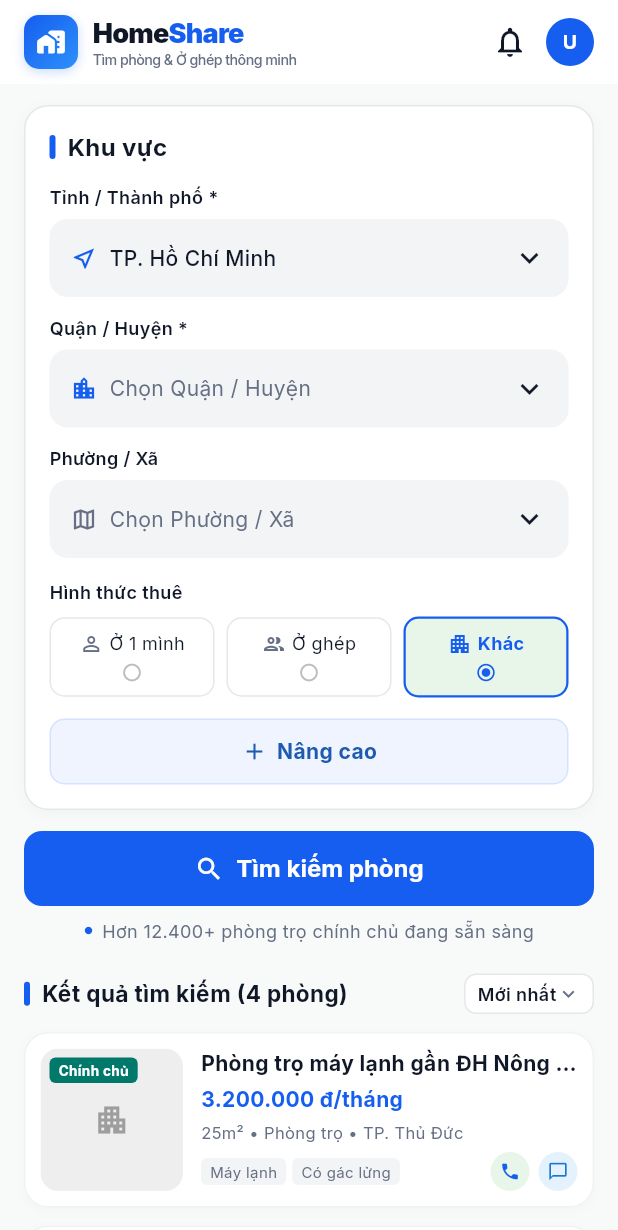
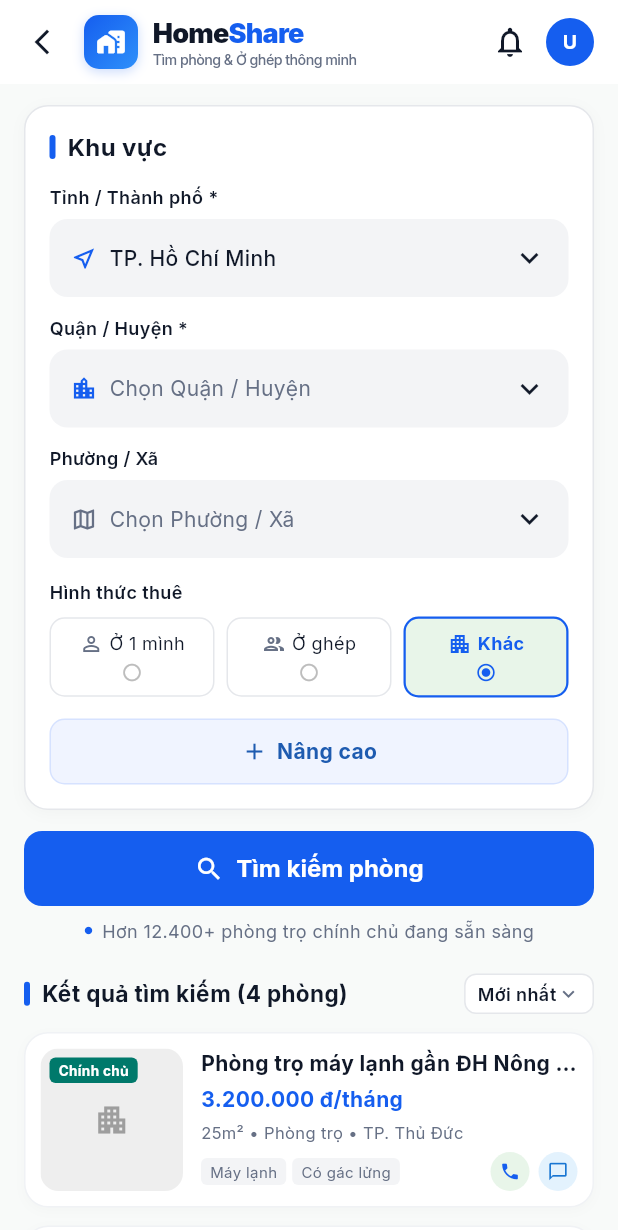
Before and after one commit to Anh-Anh2018/HomeShare, a Flutter app: the screen it shows once a user with an empty profile is signed in, after a tap on "Tìm phòng, căn hộ, bạn ở ghép...", on a phone screen of 412 x 824 dp. Shown: the top 1230 px of the screen. Run offline on Flutter 3.47's test engine with Material 3 defaults, Android fonts, the phone set to English and light mode, and no system bars; our stand-ins replace cached_network_image, cloud_firestore, firebase_auth, firebase_core, firebase_storage, flutter_riverpod and 4 more; missing offline and left inert: mobile_scanner; accounts and stored records are empty; network calls fail.

Commit message:
fix(search): hoan thien bo loc nang cao tu trang chu va dong bo 3 trang thai figma

```diff
--- a/lib/features/renter/screens/renter_dashboard_screen.dart
+++ b/lib/features/renter/screens/renter_dashboard_screen.dart
@@ -186,7 +186,7 @@ class _RenterDashboardScreenState extends ConsumerState<RenterDashboardScreen> {
                       Navigator.push(
                         context,
                         MaterialPageRoute(
-                          builder: (_) => const SearchFilterScreen(),
+                          builder: (_) => const SearchFilterScreen(initialAdvanced: true),
                         ),
                       );
                     },
--- a/lib/features/renter/screens/search_filter_screen.dart
+++ b/lib/features/renter/screens/search_filter_screen.dart
@@ -12,8 +12,13 @@ import '../../auth/providers/user_provider.dart';
 
 class SearchFilterScreen extends ConsumerStatefulWidget {
   final String initialCategory;
-
-  const SearchFilterScreen({super.key, this.initialCategory = 'Tất cả'});
+  final bool initialAdvanced;
+
+  const SearchFilterScreen({
+    super.key,
+    this.initialCategory = 'Tất cả',
+    this.initialAdvanced = false,
+  });
 
   @override
   ConsumerState<SearchFilterScreen> createState() => _SearchFilterScreenState();
@@ -153,9 +158,14 @@ class _SearchFilterScreenState extends ConsumerState<SearchFilterScreen> {
   @override
   void initState() {
     super.initState();
-    if (widget.initialCategory != 'Tất cả' && widget.initialCategory.isNotEmpty) {
+    _isAdvancedExpanded = widget.initialAdvanced;
+    if (widget.initialCategory.isNotEmpty && widget.initialCategory != 'Tất cả') {
       if (widget.initialCategory == 'Tìm ở ghép') {
         _rentalType = 'shared';
+      } else if (widget.initialCategory == 'Phòng trọ') {
+        _rentalType = 'single';
+      } else if (widget.initialCategory == 'Gần trường ĐH') {
+        _selectedAmenities.add('Gần trường ĐH / Bến xe');
       } else {
         _rentalType = 'single';
       }
@@ -275,16 +285,16 @@ class _SearchFilterScreenState extends ConsumerState<SearchFilterScreen> {
         ? _selectedWard
         : (_selectedDistrict != 'Tất cả' ? _selectedDistrict : 'Tất cả');
 
-    // Filter Params for Stream (Chỉ áp dụng bộ lọc nâng cao khi người dùng mở rộng)
+    // Filter Params for Stream: Áp dụng các tiêu chí lọc đã chọn
     final filterParams = RoomFilterParams(
       city: _selectedCity,
       district: filterDistrict,
       rentalType: _rentalType,
-      minPrice: _isAdvancedExpanded && _priceRange.start > 0 ? _priceRange.start : null,
-      maxPrice: _isAdvancedExpanded && _priceRange.end < 20000000 ? _priceRange.end : null,
-      minArea: _isAdvancedExpanded && _areaRange.start > 10 ? _areaRange.start : null,
-      maxArea: _isAdvancedExpanded && _areaRange.end < 200 ? _areaRange.end : null,
-      amenities: _isAdvancedExpanded ? _selectedAmenities.toList() : const [],
+      minPrice: _priceRange.start > 0 ? _priceRange.start : null,
+      maxPrice: _priceRange.end < 20000000 ? _priceRange.end : null,
+      minArea: _areaRange.start > 10 ? _areaRange.start : null,
+      maxArea: _areaRange.end < 200 ? _areaRange.end : null,
+      amenities: _selectedAmenities.isNotEmpty ? _selectedAmenities.toList() : const [],
       sortBy: _selectedSort,
     );
 
@@ -297,6 +307,14 @@ class _SearchFilterScreenState extends ConsumerState<SearchFilterScreen> {
         backgroundColor: Colors.white,
         elevation: 0,
         centerTitle: false,
+        leading: Navigator.canPop(context)
+            ? IconButton(
+                icon: const Icon(Icons.arrow_back_ios_new, size: 20, color: AppColors.textDark),
+                onPressed: () => Navigator.pop(context),
+                tooltip: 'Quay lại',
+              )
+            : null,
+        titleSpacing: Navigator.canPop(context) ? 0 : null,
         title: Row(
           children: [
             Container(
@@ -624,28 +642,35 @@ class _SearchFilterScreenState extends ConsumerState<SearchFilterScreen> {
           ),
           const SizedBox(height: 14),
 
-          // Nút + Nâng cao / + Thêm bộ lọc
-          if (!_isAdvancedExpanded)
+          // Nút + Nâng cao / + Thêm bộ lọc / Thu gọn bộ lọc nâng cao
           InkWell(
-              onTap: () => setState(() => _isAdvancedExpanded = true),
+            onTap: () => setState(() => _isAdvancedExpanded = !_isAdvancedExpanded),
             borderRadius: BorderRadius.circular(10),
             child: Container(
               width: double.infinity,
               padding: const EdgeInsets.symmetric(vertical: 11),
               decoration: BoxDecoration(
-                  color: const Color(0xFFF0F4FF),
+                color: _isAdvancedExpanded ? const Color(0xFFF3F4F6) : const Color(0xFFF0F4FF),
                 borderRadius: BorderRadius.circular(10),
-                  border: Border.all(color: const Color(0xFFD6E2FF)),
+                border: Border.all(
+                  color: _isAdvancedExpanded ? const Color(0xFFE5E7EB) : const Color(0xFFD6E2FF),
+                ),
               ),
               child: Row(
                 mainAxisAlignment: MainAxisAlignment.center,
                 children: [
-                    const Icon(Icons.add, size: 18, color: Color(0xFF1E5BB0)),
+                  Icon(
+                    _isAdvancedExpanded ? Icons.keyboard_arrow_up : Icons.add,
+                    size: 18,
+                    color: _isAdvancedExpanded ? AppColors.textMuted : const Color(0xFF1E5BB0),
+                  ),
                   const SizedBox(width: 6),
                   Text(
-                      _hasSearched ? 'Thêm bộ lọc' : 'Nâng cao',
-                      style: const TextStyle(
-                        color: Color(0xFF1E5BB0),
+                    _isAdvancedExpanded
+                        ? 'Thu gọn bộ lọc nâng cao'
+                        : (_hasSearched ? 'Thêm bộ lọc' : 'Nâng cao'),
+                    style: TextStyle(
+                      color: _isAdvancedExpanded ? AppColors.textMuted : const Color(0xFF1E5BB0),
                       fontWeight: FontWeight.bold,
                       fontSize: 14,
                     ),
```
Also changed, not shown: 1 other file. Lines whose indentation alone changed are shown as unchanged.
